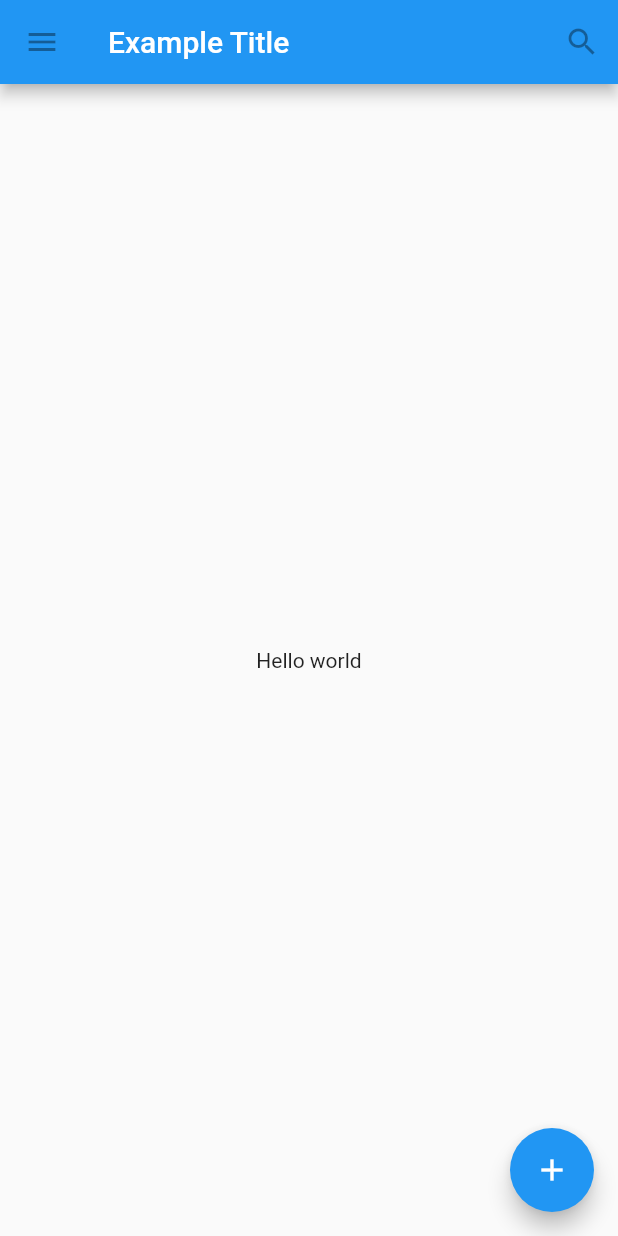
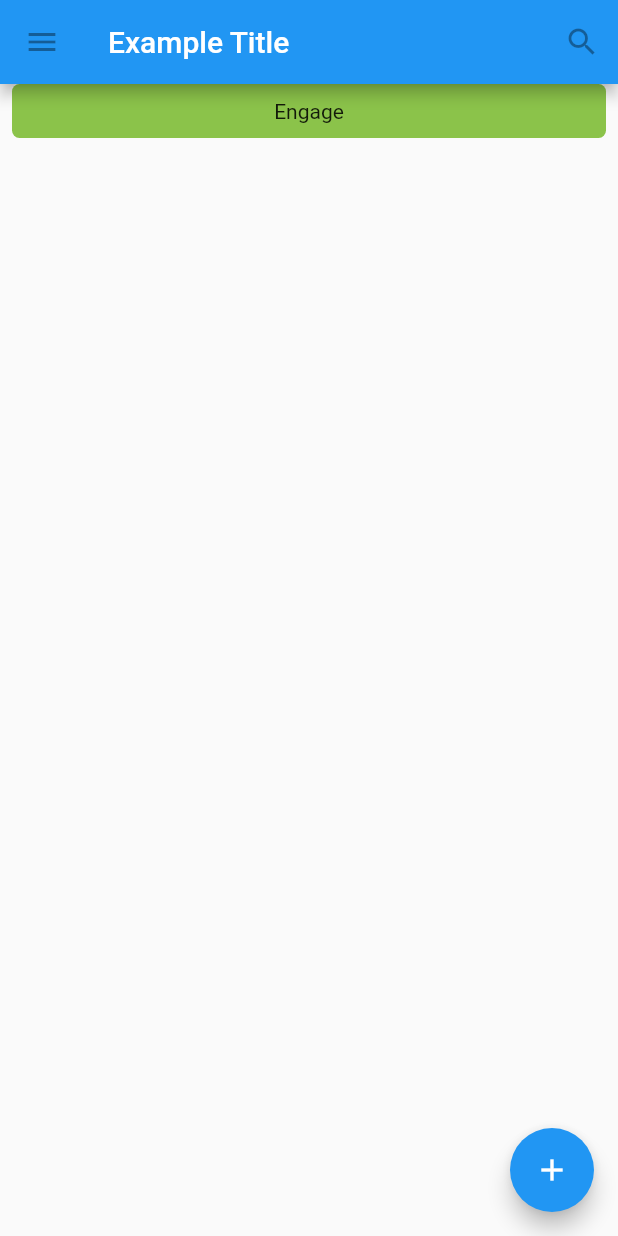
Before and after one commit to OneForCheng/flutter-basic-demo, a Flutter app: the screen it shows after launch, on a phone screen of 412 x 824 dp. Run offline on Flutter 3.47's test engine with Material 2 defaults, Android fonts, the phone set to English and light mode, and no system bars.

Commit message:
forcheng - use GestureDetector for MyButton

```diff
--- a/lib/main.dart
+++ b/lib/main.dart
@@ -18,7 +18,7 @@ class TutorialHome extends StatelessWidget {
           new IconButton(icon: new Icon(Icons.search), tooltip: 'Search', onPressed: null)
         ],
       ),
-      body: new Center(child: new Text('Hello world')),
+      body: new MyButton(),
       floatingActionButton: new FloatingActionButton(
         tooltip: 'Add',
         child: new Icon(Icons.add),
@@ -27,3 +27,26 @@ class TutorialHome extends StatelessWidget {
     );
   }
 }
+
+class MyButton extends StatelessWidget {
+  @override
+  Widget build(BuildContext context) {
+    return new GestureDetector(
+      onTap: () {
+        print('MyButton was tapped!');
+      },
+      child: new Container(
+        height: 36.0,
+        padding: const EdgeInsets.all(8.0),
+        margin: const EdgeInsets.symmetric(horizontal: 8.0),
+        decoration: new BoxDecoration(
+          borderRadius: new BorderRadius.circular(5.0),
+          color: Colors.lightGreen[500],
+        ),
+        child: new Center(
+          child: new Text('Engage'),
+        ),
+      ),
+    );
+  }
+}
```
